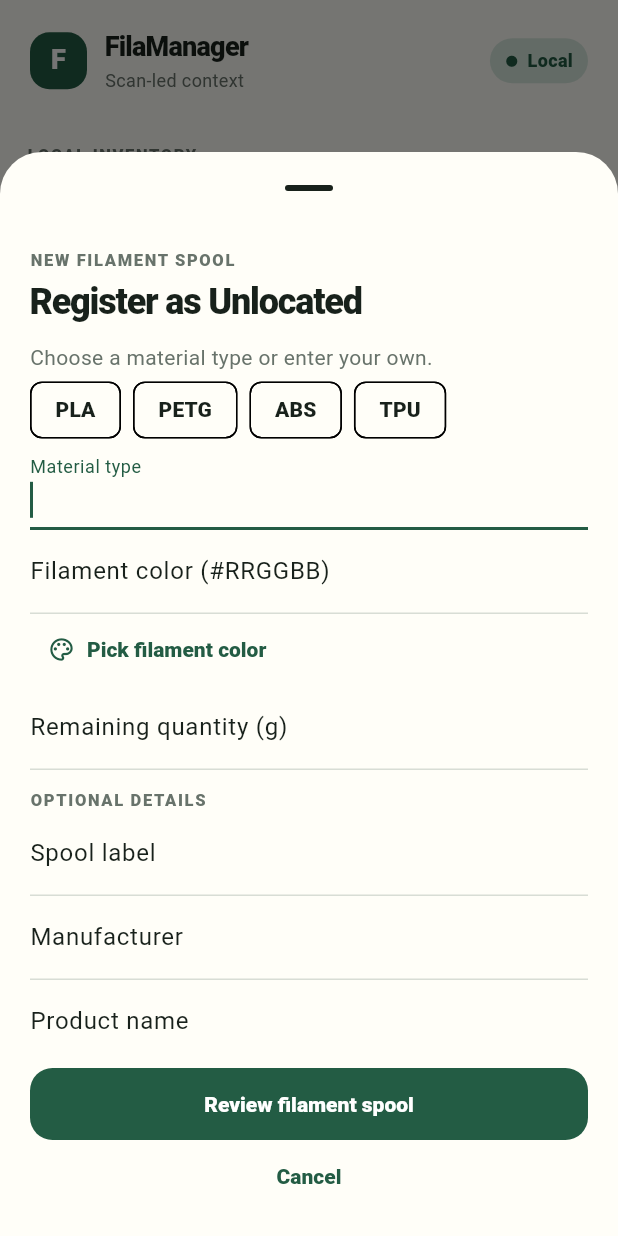
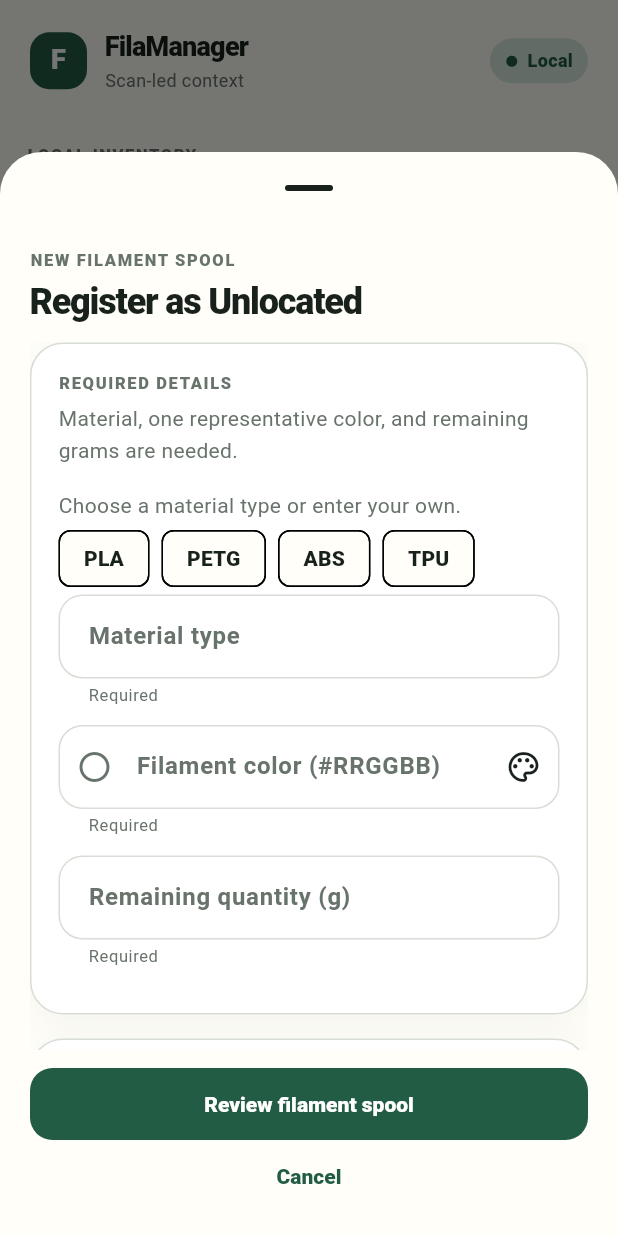
Before and after one commit to Tynamix/filamanager, a Flutter app: the screen it shows after launch, after a tap on "See all", after a tap on "Add filament spool", on a phone screen of 412 x 824 dp. Run offline on Flutter 3.47's test engine with Material 3 defaults, Android fonts, the phone set to English and light mode, and no system bars; our stand-ins replace app_links; missing offline and left inert: nfc_manager, nfc_manager_ndef.

Commit message:
feat(spools): refine form hierarchy and color selection
Preserve both historical schema-v2 inventory shapes while migrating to v3. Record reusable form and picker rules for future guided flows.

```diff
--- a/lib/app/app.dart
+++ b/lib/app/app.dart
@@ -287,6 +287,7 @@ final class _InventoryShellState extends State<_InventoryShell> {
     final registration = await showModalBottomSheet<SpoolRegistration>(
       context: context,
       isScrollControlled: true,
+      useSafeArea: true,
       builder: (context) => const RegisterSpoolSheet(),
     );
     if (!mounted) {
@@ -340,6 +341,7 @@ final class _InventoryShellState extends State<_InventoryShell> {
     final updated = await showModalBottomSheet<SpoolRegistration>(
       context: context,
       isScrollControlled: true,
+      useSafeArea: true,
       builder: (context) => RegisterSpoolSheet(editingSpool: spool),
     );
     if (!mounted) return;
@@ -1264,21 +1266,23 @@ final class _StorageSlotSheetState extends State<_StorageSlotSheet> {
                       style: Theme.of(context).textTheme.headlineMedium,
                     ),
                     const SizedBox(height: 18),
-                    TextField(
+                    const FilaEyebrow('Required details'),
+                    const SizedBox(height: 8),
+                    FilaFormField(
                       controller: _nameController,
+                      label: 'Storage-slot name',
+                      isRequired: true,
                       autofocus: true,
-                      decoration: const InputDecoration(
-                        labelText: 'Storage-slot name',
-                      ),
                       onChanged: (_) => setState(() => _error = null),
                       onSubmitted: name.isEmpty ? null : (_) => _review(),
                     ),
-                    const SizedBox(height: 12),
-                    TextField(
+                    const SizedBox(height: 8),
+                    const FilaEyebrow('Optional details'),
+                    const SizedBox(height: 8),
+                    FilaFormField(
                       controller: _areaController,
-                      decoration: const InputDecoration(
-                        labelText: 'Storage area (optional)',
-                      ),
+                      label: 'Storage area',
+                      isRequired: false,
                       onChanged: (_) => setState(() => _error = null),
                     ),
                     if (_error != null) ...[_PlaceSheetError(_error!)],
@@ -1399,11 +1403,12 @@ final class _MaterialUnitSheetState extends State<_MaterialUnitSheet> {
                     style: Theme.of(context).textTheme.headlineMedium,
                   ),
                   const SizedBox(height: 18),
-                  TextField(
+                  const FilaEyebrow('Required details'),
+                  const SizedBox(height: 8),
+                  FilaFormField(
                     controller: _nameController,
-                    decoration: const InputDecoration(
-                      labelText: 'Material-unit name',
-                    ),
+                    label: 'Material-unit name',
+                    isRequired: true,
                     onChanged: (_) => setState(() => _error = null),
                   ),
                   const SizedBox(height: 16),
@@ -1414,11 +1419,10 @@ final class _MaterialUnitSheetState extends State<_MaterialUnitSheet> {
                     index < _slotControllers.length;
                     index++
                   ) ...[
-                    TextField(
+                    FilaFormField(
                       controller: _slotControllers[index],
-                      decoration: InputDecoration(
-                        labelText: 'Material-slot name ${index + 1}',
-                      ),
+                      label: 'Material-slot name ${index + 1}',
+                      isRequired: true,
                       onChanged: (_) => setState(() => _error = null),
                     ),
                     const SizedBox(height: 8),
--- a/lib/app/fila_components.dart
+++ b/lib/app/fila_components.dart
@@ -57,6 +57,87 @@ final class FilaDetailRow extends StatelessWidget {
       children: [FilaEyebrow(label), const SizedBox(height: 4), child],
     ),
   );
+}
+
+final class FilaFormField extends StatelessWidget {
+  const FilaFormField({
+    required this.controller,
+    required this.label,
+    required this.isRequired,
+    this.focusNode,
+    this.autofocus = false,
+    this.keyboardType,
+    this.maxLines = 1,
+    this.onChanged,
+    this.onSubmitted,
+    this.prefixIcon,
+    this.suffixIcon,
+    super.key,
+  });
+
+  final TextEditingController controller;
+  final String label;
+  final bool isRequired;
+  final FocusNode? focusNode;
+  final bool autofocus;
+  final TextInputType? keyboardType;
+  final int maxLines;
+  final ValueChanged<String>? onChanged;
+  final ValueChanged<String>? onSubmitted;
+  final Widget? prefixIcon;
+  final Widget? suffixIcon;
+
+  @override
+  Widget build(BuildContext context) {
+    const outline = OutlineInputBorder(
+      borderRadius: BorderRadius.all(Radius.circular(16)),
+      borderSide: BorderSide(color: FilaColors.line),
+    );
+    return Padding(
+      padding: const EdgeInsets.only(bottom: 12),
+      child: TextField(
+        controller: controller,
+        focusNode: focusNode,
+        autofocus: autofocus,
+        keyboardType: keyboardType,
+        maxLines: maxLines,
+        onChanged: onChanged,
+        onSubmitted: onSubmitted,
+        style: const TextStyle(
+          color: FilaColors.ink,
+          fontSize: 16,
+          fontWeight: FontWeight.w600,
+          height: 1.25,
+        ),
+        decoration: InputDecoration(
+          labelText: label,
+          labelStyle: const TextStyle(
+            color: FilaColors.muted,
+            fontWeight: FontWeight.w600,
+          ),
+          floatingLabelStyle: const TextStyle(
+            color: FilaColors.muted,
+            fontWeight: FontWeight.w600,
+          ),
+          helperText: isRequired ? 'Required' : 'Optional',
+          helperStyle: const TextStyle(color: FilaColors.muted, fontSize: 11),
+          filled: true,
+          fillColor: Colors.white,
+          border: outline,
+          enabledBorder: outline,
+          focusedBorder: outline.copyWith(
+            borderSide: const BorderSide(color: FilaColors.green, width: 1.5),
+          ),
+          contentPadding: const EdgeInsets.symmetric(
+            horizontal: 16,
+            vertical: 18,
+          ),
+          prefixIcon: prefixIcon,
+          suffixIcon: suffixIcon,
+        ),
+      ),
+    );
+  }
 }
 
 final class FilaAppHeader extends StatelessWidget {
--- a/lib/app/spools_view.dart
+++ b/lib/app/spools_view.dart
@@ -1,4 +1,5 @@
 import 'package:filamanager/app/fila_components.dart';
+import 'package:filamanager/app/filament_color_picker.dart';
 import 'package:filamanager/app/fila_theme.dart';
 import 'package:filamanager/inventory/filament_spool.dart';
 import 'package:flutter/material.dart';
@@ -55,21 +56,16 @@ final class _SpoolsViewState extends State<SpoolsView> {
             children: [
               const FilaEyebrow('Local inventory'),
               const SizedBox(height: 4),
-              Row(
-                children: [
-                  Expanded(
-                    child: Text(
-                      'Spools',
-                      style: Theme.of(context).textTheme.displayMedium,
-                    ),
-                  ),
-                  FilledButton.icon(
+              Text('Spools', style: Theme.of(context).textTheme.displayMedium),
+              const SizedBox(height: 16),
+              SizedBox(
+                width: double.infinity,
+                child: FilledButton.icon(
                   focusNode: widget.addButtonFocusNode,
                   onPressed: widget.onAddSpool,
                   icon: const Icon(Icons.add),
                   label: const Text('Add filament spool'),
                 ),
-                ],
               ),
               const SizedBox(height: 20),
               TextField(
@@ -335,41 +331,7 @@ final class _RegisterSpoolSheetState extends State<RegisterSpoolSheet> {
     FocusScope.of(context).unfocus();
     final color = await showDialog<String>(
       context: context,
-      builder: (context) => SimpleDialog(
-        title: const Text('Choose one representative color'),
-        children: [
-          const Padding(
-            padding: EdgeInsets.fromLTRB(24, 0, 24, 12),
-            child: Text(
-              'For transparent or multicolored material, choose the color that helps you recognize this spool.',
-            ),
-          ),
-          for (final (name, hex) in const [
-            ('White', '#F4F2E9'),
-            ('Black', '#18211B'),
-            ('Gray', '#8A918B'),
-            ('Red', '#C54B43'),
-            ('Orange', '#D8813C'),
-            ('Yellow', '#DFBE4A'),
-            ('Green', '#369568'),
-            ('Blue', '#3468C0'),
-            ('Purple', '#8553A3'),
-            ('Pink', '#D87CA3'),
-          ])
-            SimpleDialogOption(
-              onPressed: () => Navigator.of(context).pop(hex),
-              child: Row(
-                children: [
-                  SpoolSwatch(color: hex),
-                  const SizedBox(width: 12),
-                  Text(name),
-                  const Spacer(),
-                  Text(hex),
-                ],
-              ),
-            ),
-        ],
-      ),
+      builder: (context) => FilamentColorPickerDialog(initialHex: _color.text),
     );
     if (color != null && mounted) {
       setState(() => _color.text = color);
@@ -380,7 +342,7 @@ final class _RegisterSpoolSheetState extends State<RegisterSpoolSheet> {
   void initState() {
     super.initState();
     WidgetsBinding.instance.addPostFrameCallback((_) {
-      if (mounted) _materialFocus.requestFocus();
+      if (mounted) _reviewFocus.requestFocus();
     });
     final spool = widget.editingSpool;
     if (spool != null) {
@@ -459,19 +421,7 @@ final class _RegisterSpoolSheetState extends State<RegisterSpoolSheet> {
   Widget build(BuildContext context) {
     final review = _review;
     final editing = widget.editingSpool != null;
-    return SafeArea(
-      child: Padding(
-        padding: EdgeInsets.fromLTRB(
-          20,
-          16,
-          20,
-          16 + MediaQuery.viewInsetsOf(context).bottom,
-        ),
-        child: SizedBox(
-          height: MediaQuery.sizeOf(context).height * .78,
-          child: Column(
-            crossAxisAlignment: CrossAxisAlignment.stretch,
-            children: [
+    final header = <Widget>[
       FilaEyebrow(
         review == null
             ? editing
@@ -499,20 +449,15 @@ final class _RegisterSpoolSheetState extends State<RegisterSpoolSheet> {
         ),
       ),
       const SizedBox(height: 14),
-              Expanded(
-                child: SingleChildScrollView(
-                  child: review == null ? _form() : _reviewContents(review),
-                ),
-              ),
+    ];
+    final footer = <Widget>[
       if (_error != null) ...[
         const SizedBox(height: 8),
         Semantics(
           liveRegion: true,
           child: Text(
             _error!,
-                    style: TextStyle(
-                      color: Theme.of(context).colorScheme.error,
-                    ),
+            style: TextStyle(color: Theme.of(context).colorScheme.error),
           ),
         ),
       ],
@@ -520,16 +465,12 @@ final class _RegisterSpoolSheetState extends State<RegisterSpoolSheet> {
       if (review == null)
         FilledButton(
           onPressed: _showReview,
-                  child: Text(
-                    editing ? 'Review changes' : 'Review filament spool',
-                  ),
+          child: Text(editing ? 'Review changes' : 'Review filament spool'),
         )
       else ...[
         FilledButton(
           onPressed: () => Navigator.of(context).pop(review),
-                  child: Text(
-                    editing ? 'Save details' : 'Register filament spool',
-                  ),
+          child: Text(editing ? 'Save details' : 'Register filament spool'),
         ),
         TextButton(
           onPressed: () {
@@ -545,8 +486,52 @@ final class _RegisterSpoolSheetState extends State<RegisterSpoolSheet> {
         onPressed: () => Navigator.of(context).pop(),
         child: const Text('Cancel'),
       ),
+    ];
+    final fields = review == null ? _form() : _reviewContents(review);
+    return SafeArea(
+      child: Padding(
+        padding: EdgeInsets.fromLTRB(
+          20,
+          16,
+          20,
+          16 + MediaQuery.viewInsetsOf(context).bottom,
+        ),
+        child: LayoutBuilder(
+          builder: (context, constraints) {
+            final targetHeight = MediaQuery.sizeOf(context).height * .78;
+            final insets = MediaQuery.viewInsetsOf(context);
+            final safePadding = MediaQuery.viewPaddingOf(context);
+            final usableHeight =
+                (MediaQuery.sizeOf(context).height -
+                        insets.bottom -
+                        safePadding.top -
+                        safePadding.bottom -
+                        32)
+                    .clamp(0.0, constraints.maxHeight);
+            final height = targetHeight.clamp(0.0, usableHeight);
+            if (height < 360) {
+              return SizedBox(
+                height: height,
+                child: SingleChildScrollView(
+                  child: Column(
+                    crossAxisAlignment: CrossAxisAlignment.stretch,
+                    children: [...header, fields, ...footer],
+                  ),
+                ),
+              );
+            }
+            return SizedBox(
+              height: height,
+              child: Column(
+                crossAxisAlignment: CrossAxisAlignment.stretch,
+                children: [
+                  ...header,
+                  Expanded(child: SingleChildScrollView(child: fields)),
+                  ...footer,
                 ],
               ),
+            );
+          },
         ),
       ),
     );
@@ -555,6 +540,17 @@ final class _RegisterSpoolSheetState extends State<RegisterSpoolSheet> {
   Widget _form() => Column(
     crossAxisAlignment: CrossAxisAlignment.stretch,
     children: [
+      FilaCard(
+        child: Column(
+          crossAxisAlignment: CrossAxisAlignment.stretch,
+          children: [
+            const FilaEyebrow('Required details'),
+            const SizedBox(height: 6),
+            Text(
+              'Material, one representative color, and remaining grams are needed.',
+              style: Theme.of(context).textTheme.bodyMedium,
+            ),
+            const SizedBox(height: 16),
             const Text('Choose a material type or enter your own.'),
             Wrap(
               spacing: 8,
@@ -563,65 +559,96 @@ final class _RegisterSpoolSheetState extends State<RegisterSpoolSheet> {
                   ChoiceChip(
                     label: Text(suggestion),
                     selected: _material.text == suggestion,
-              onSelected: (_) => setState(() => _material.text = suggestion),
+                    onSelected: (_) =>
+                        setState(() => _material.text = suggestion),
                   ),
               ],
             ),
-      TextField(
+            FilaFormField(
               controller: _material,
+              label: 'Material type',
+              isRequired: true,
               focusNode: _materialFocus,
-        decoration: const InputDecoration(labelText: 'Material type'),
               onChanged: (_) => setState(() {}),
             ),
-      TextField(
+            FilaFormField(
               controller: _color,
-        decoration: const InputDecoration(
-          labelText: 'Filament color (#RRGGBB)',
-        ),
-      ),
-      Align(
-        alignment: Alignment.centerLeft,
-        child: TextButton.icon(
+              label: 'Filament color (#RRGGBB)',
+              isRequired: true,
+              onChanged: (_) => setState(() {}),
+              prefixIcon: _colorPreview(),
+              suffixIcon: IconButton(
                 onPressed: _pickColor,
+                tooltip: 'Open color picker',
                 icon: const Icon(Icons.palette_outlined),
-          label: const Text('Pick filament color'),
               ),
             ),
             if (widget.editingSpool == null)
-        TextField(
+              FilaFormField(
                 controller: _remaining,
+                label: 'Remaining quantity (g)',
+                isRequired: true,
                 keyboardType: TextInputType.number,
-          decoration: const InputDecoration(
-            labelText: 'Remaining quantity (g)',
+              ),
+          ],
         ),
       ),
-      const SizedBox(height: 12),
+      const SizedBox(height: 16),
+      FilaCard(
+        child: Column(
+          crossAxisAlignment: CrossAxisAlignment.stretch,
+          children: [
             const FilaEyebrow('Optional details'),
-      TextField(
+            const SizedBox(height: 6),
+            Text(
+              'Add these now or leave them blank.',
+              style: Theme.of(context).textTheme.bodyMedium,
+            ),
+            const SizedBox(height: 16),
+            FilaFormField(
               controller: _label,
-        decoration: const InputDecoration(labelText: 'Spool label'),
+              label: 'Spool label',
+              isRequired: false,
             ),
-      TextField(
+            FilaFormField(
               controller: _manufacturer,
-        decoration: const InputDecoration(labelText: 'Manufacturer'),
+              label: 'Manufacturer',
+              isRequired: false,
             ),
-      TextField(
+            FilaFormField(
               controller: _product,
-        decoration: const InputDecoration(labelText: 'Product name'),
+              label: 'Product name',
+              isRequired: false,
             ),
-      TextField(
+            FilaFormField(
               controller: _nominal,
+              label: 'Original nominal quantity (g)',
+              isRequired: false,
               keyboardType: TextInputType.number,
-        decoration: const InputDecoration(
-          labelText: 'Original nominal quantity (g)',
             ),
+            FilaFormField(
+              controller: _notes,
+              label: 'Notes',
+              isRequired: false,
+              maxLines: 3,
             ),
-      TextField(
-        controller: _notes,
-        decoration: const InputDecoration(labelText: 'Notes'),
+          ],
+        ),
       ),
     ],
   );
+
+  Widget _colorPreview() {
+    try {
+      final color = SpoolDescription.normalizeFilamentColor(_color.text);
+      return Padding(
+        padding: const EdgeInsets.all(7),
+        child: SpoolSwatch(color: color),
+      );
+    } on FormatException {
+      return const Icon(Icons.circle_outlined, color: FilaColors.muted);
+    }
+  }
 
   Widget _reviewContents(SpoolRegistration registration) {
     final description = registration.description;
--- a/lib/infrastructure/persistence/json_inventory_store.dart
+++ b/lib/infrastructure/persistence/json_inventory_store.dart
@@ -42,14 +42,23 @@ final class JsonInventoryStore implements InventoryStore {
     if (storageSlotsJson is! List) {
       throw const FormatException('Inventory storage slots must be a list.');
     }
-    final materialUnitsJson = schemaVersion == 1
+    final hasMaterialUnits = decoded.containsKey('materialUnits');
+    final hasFilamentSpools = decoded.containsKey('filamentSpools');
+    // Two independent increments used v2: one added places, the other spools.
+    // Accept either historical shape, but never invent both missing collections.
+    if (schemaVersion == 2 && !hasMaterialUnits && !hasFilamentSpools) {
+      throw const FormatException('Incomplete inventory schema 2.');
+    }
+    final materialUnitsJson =
+        schemaVersion == 1 || (schemaVersion == 2 && !hasMaterialUnits)
         ? const <Object>[]
         : decoded['materialUnits'];
     if (materialUnitsJson is! List) {
       throw const FormatException('Inventory material units must be a list.');
     }
 
-    final filamentSpoolsJson = schemaVersion < currentSchemaVersion
+    final filamentSpoolsJson =
+        schemaVersion == 1 || (schemaVersion == 2 && !hasFilamentSpools)
         ? const <Object>[]
         : decoded['filamentSpools'];
     if (filamentSpoolsJson is! List) {
```
Also changed, not shown: lib/app/filament_color_picker.dart (added, +370 -0 lines), 4 other files. Lines whose indentation alone changed are shown as unchanged.
